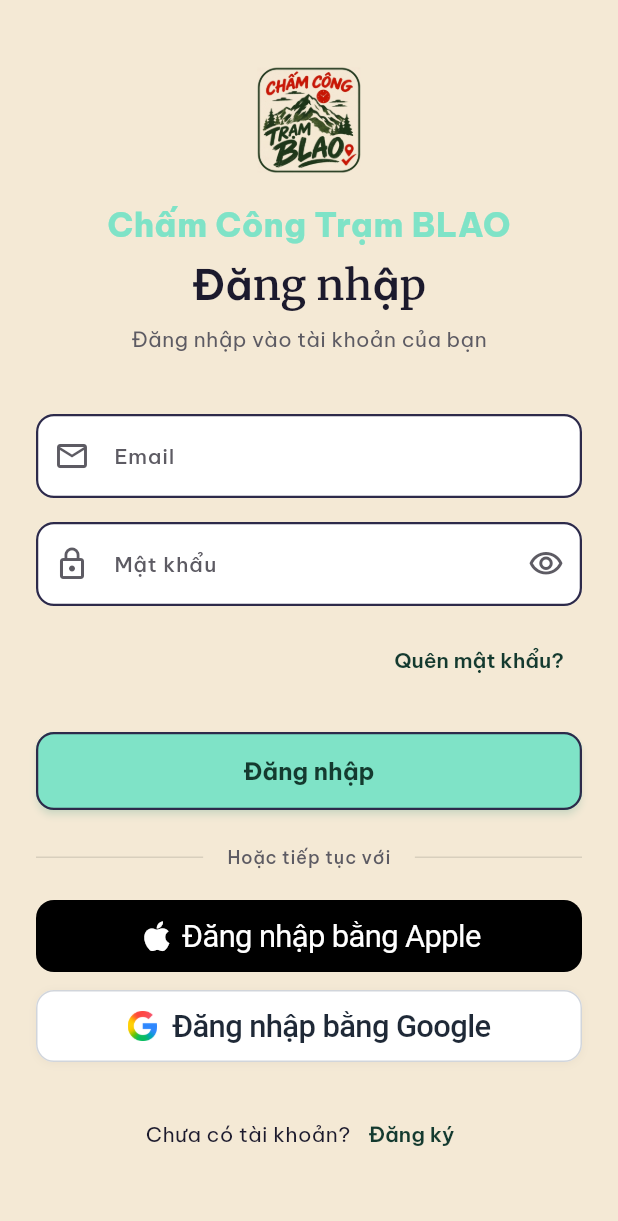
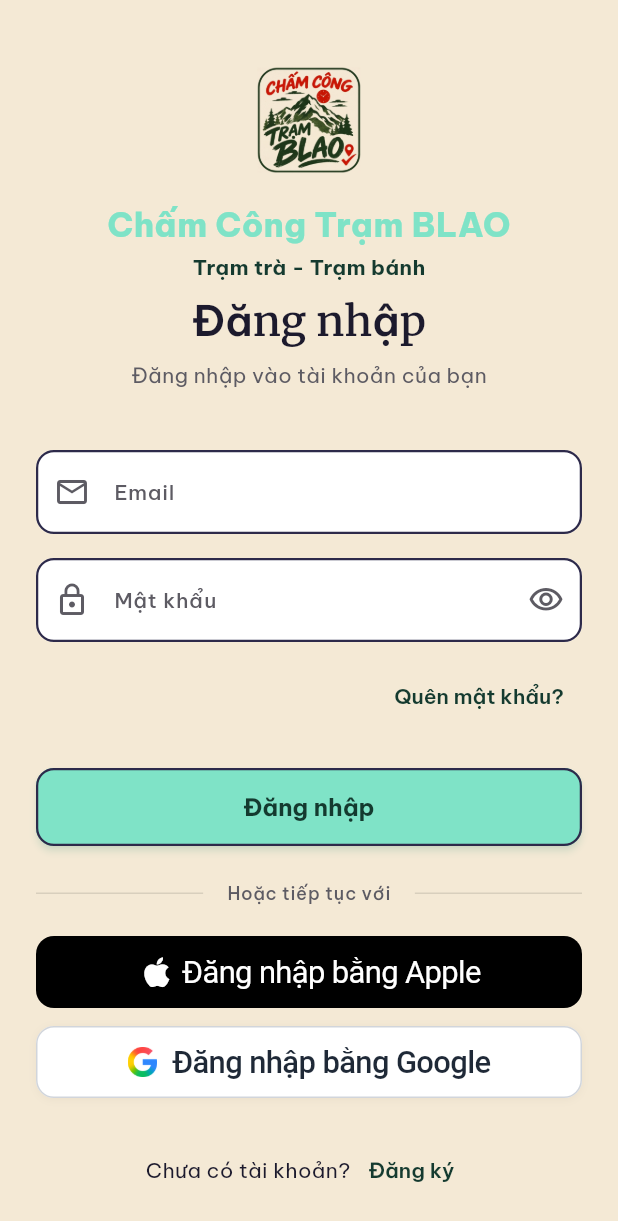
Before and after one commit to 2312741-sudo/chamcong_tramblao, a Flutter app: the screen it shows after launch, after a tap on "Tạo cửa hàng", on a phone screen of 412 x 824 dp. Shown: the top 1221 px of the screen. Run offline on Flutter 3.47's test engine with Material 3 defaults, Android fonts, the phone set to English and light mode, and no system bars; drawn by our look-alikes of sign_in_with_apple; our stand-ins replace cached_network_image, cloud_firestore, cloud_functions, equatable, firebase_auth, firebase_core and 15 more; missing offline and left inert: excel, mobile_scanner, network_info_plus; accounts and stored records are empty.

Commit message:
feat(branding): cap nhat slogan he thong thanh 'Tram tra - Tram banh'

```diff
--- a/cham_cong_tram/lib/core/constants/app_strings.dart
+++ b/cham_cong_tram/lib/core/constants/app_strings.dart
@@ -3,7 +3,7 @@
 
   // ── App Info ──────────────────────────────────────────────────────────────
   static const String appName = 'Chấm Công Trạm BLAO';
-  static const String appTagline = '';
+  static const String appTagline = 'Trạm trà - Trạm bánh';
   static const String appVersion = 'Phiên bản 1.0.9';
 
   // ── Auth ──────────────────────────────────────────────────────────────────
--- a/cham_cong_tram/lib/features/auth/screens/login_screen.dart
+++ b/cham_cong_tram/lib/features/auth/screens/login_screen.dart
@@ -399,6 +399,19 @@
                     ),
                   ),
 
+                  const SizedBox(height: 4),
+
+                  Center(
+                    child: Text(
+                      AppStrings.appTagline,
+                      style: Theme.of(context).textTheme.bodyMedium?.copyWith(
+                            fontWeight: FontWeight.w700,
+                            color: AppColors.primaryDark,
+                            letterSpacing: 0.2,
+                          ),
+                    ),
+                  ),
+
                   const SizedBox(height: 8),
 
                   Center(
--- a/cham_cong_tram/lib/features/auth/screens/splash_screen.dart
+++ b/cham_cong_tram/lib/features/auth/screens/splash_screen.dart
@@ -257,7 +257,21 @@
                 textAlign: TextAlign.center,
               ),
 
-              const SizedBox(height: 64),
+              const SizedBox(height: 10),
+
+              // Slogan thương hiệu
+              const Text(
+                AppStrings.appTagline,
+                style: TextStyle(
+                  fontSize: 16,
+                  fontWeight: FontWeight.w600,
+                  color: Color(0xFF143A2F),
+                  letterSpacing: 0.3,
+                ),
+                textAlign: TextAlign.center,
+              ),
+
+              const SizedBox(height: 48),
 
               // Loading Indicator
               const SizedBox(
--- a/cham_cong_tram/lib/features/auth/screens/welcome_screen.dart
+++ b/cham_cong_tram/lib/features/auth/screens/welcome_screen.dart
@@ -66,6 +66,20 @@
                               fontWeight: FontWeight.w800,
                               color: AppColors.white,
                               letterSpacing: 0.5,
+                            ),
+                            textAlign: TextAlign.center,
+                          ),
+
+                          const SizedBox(height: 8),
+
+                          // Slogan thương hiệu
+                          const Text(
+                            AppStrings.appTagline,
+                            style: TextStyle(
+                              fontSize: 15,
+                              fontWeight: FontWeight.w600,
+                              color: AppColors.primary,
+                              letterSpacing: 0.3,
                             ),
                             textAlign: TextAlign.center,
                           ),
```
Also changed, not shown: cham_cong_tram/lib/features/auth/screens/about_app_screen.dart (+10 -0 lines), 4 other files.
